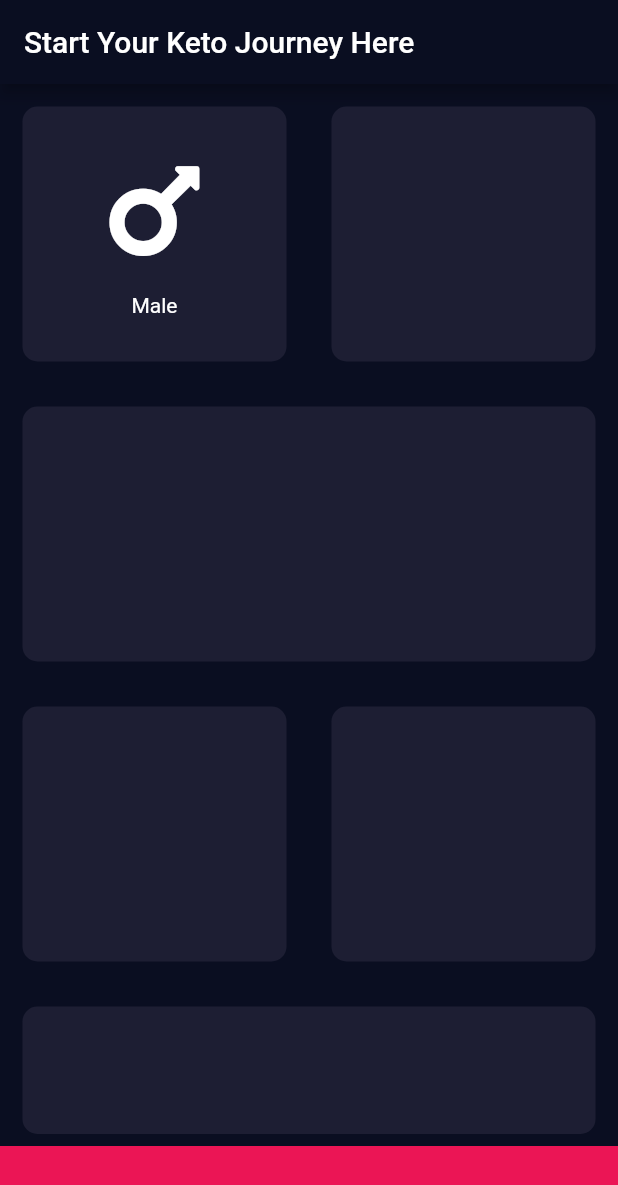
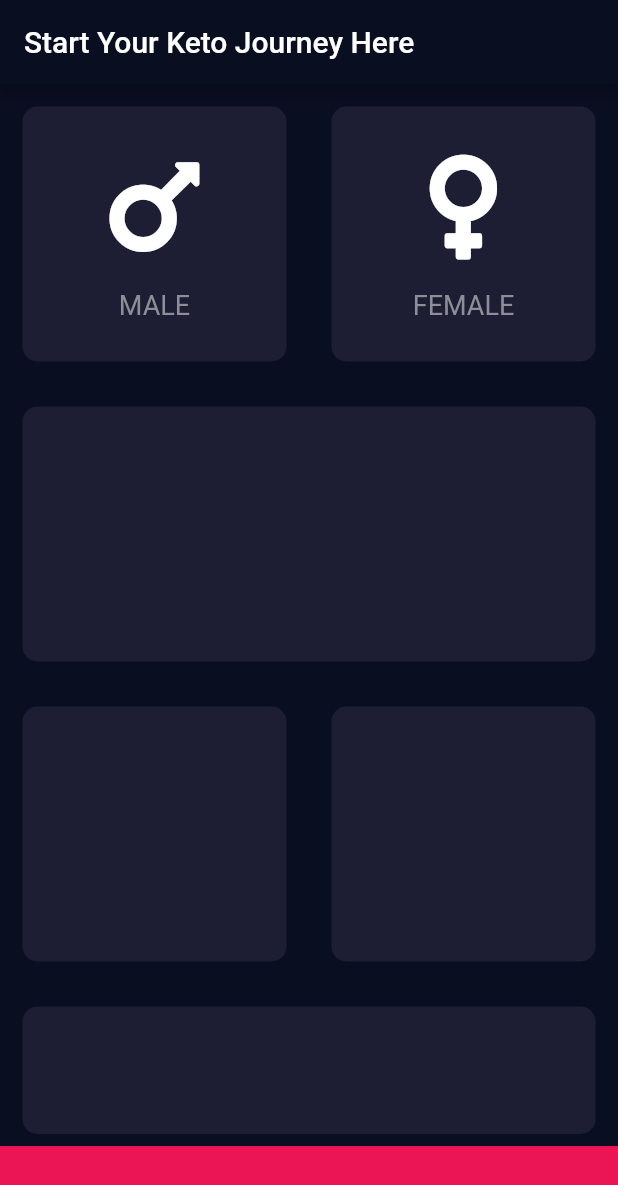
Before and after one commit to RahmsMusti/start_keto, a Flutter app: the screen it shows after launch, on a phone screen of 412 x 824 dp. Shown: the top 1185 px of the screen. Run offline on Flutter 3.47's test engine with Material 2 defaults, Android fonts, the light colour scheme and no system bars; our stand-ins replace font_awesome_flutter.

Commit message:
Icon content & reusable card made
Icon content & reusable card widgets made and refactored in to individual dart files

```diff
--- /dev/null
+++ b/lib/icon_content.dart
@@ -0,0 +1,33 @@
+import 'package:flutter/material.dart';
+
+const contentNameTextStyle = TextStyle(
+  fontSize: 18.0,
+  color: Color(0xFF8D8E98),
+);
+
+class IconContent extends StatelessWidget {
+  IconContent({@required this.contentName, this.icon});
+
+  final String contentName;
+  final IconData icon;
+
+  @override
+  Widget build(BuildContext context) {
+    return Column(
+      mainAxisAlignment: MainAxisAlignment.center,
+      children: [
+        Icon(
+          icon,
+          size: 80.0,
+        ),
+        SizedBox(
+          height: 15.0,
+        ),
+        Text(
+          contentName,
+          style: contentNameTextStyle,
+        )
+      ],
+    );
+  }
+}
--- a/lib/input_page.dart
+++ b/lib/input_page.dart
@@ -1,6 +1,8 @@
 import 'package:flutter/cupertino.dart';
 import 'package:flutter/material.dart';
 import 'package:font_awesome_flutter/font_awesome_flutter.dart';
+import 'package:start_keto/icon_content.dart';
+import 'package:start_keto/reusable_card.dart';
 
 const bottomContainerHeight = 60.0;
 const activeCardColour = Color(0xFF1D1E33);
@@ -28,20 +30,9 @@ class _InputPageState extends State<InputPage> {
                     children: [
                       Expanded(
                         child: ReusableCard(
-                            cardChild: Column(
-                              mainAxisAlignment: MainAxisAlignment.center,
-                              children: [
-                                Icon(
-                                  FontAwesomeIcons.mars,
-                                  size: 80.0,
-                                ),
-                                SizedBox(
-                                  height: 15.0,
-                                ),
-                                Text(
-                                  'Male',
-                                )
-                              ],
+                          cardChild: IconContent(
+                            contentName: 'MALE',
+                            icon: FontAwesomeIcons.mars,
                           ),
                           colour: activeCardColour,
                           height: 170.0,
@@ -49,9 +40,14 @@ class _InputPageState extends State<InputPage> {
                       ),
                       Expanded(
                         child: ReusableCard(
+                          cardChild: IconContent(
+                            contentName: 'FEMALE',
+                            icon: FontAwesomeIcons.venus,
+                          ),
                           colour: activeCardColour,
                           height: 170.0,
-                        )),
+                        ),
+                      ),
                     ],
                   ),
                 ),
@@ -59,7 +55,8 @@ class _InputPageState extends State<InputPage> {
                   child: ReusableCard(
                     colour: activeCardColour,
                     height: 170.0,
-                  )),
+                  ),
+                ),
                 Expanded(
                   child: Row(
                     children: [
@@ -91,26 +88,6 @@ class _InputPageState extends State<InputPage> {
             height: bottomContainerHeight,
           ),
         ],
-        ));
-  }
-}
-
-class ReusableCard extends StatelessWidget {
-  ReusableCard({@required this.colour, this.height, this.cardChild});
-
-  final Color colour;
-  final double height;
-  final Widget cardChild;
-
-  @override
-  Widget build(BuildContext context) {
-    return Container(
-      child: cardChild,
-      margin: EdgeInsets.all(15.0),
-      height: height,
-      decoration: BoxDecoration(
-        color: colour,
-        borderRadius: BorderRadius.circular(10.0),
       ),
     );
   }
--- /dev/null
+++ b/lib/reusable_card.dart
@@ -0,0 +1,22 @@
+import 'package:flutter/material.dart';
+
+class ReusableCard extends StatelessWidget {
+  ReusableCard({@required this.colour, this.height, this.cardChild});
+
+  final Color colour;
+  final double height;
+  final Widget cardChild;
+
+  @override
+  Widget build(BuildContext context) {
+    return Container(
+      child: cardChild,
+      margin: EdgeInsets.all(15.0),
+      height: height,
+      decoration: BoxDecoration(
+        color: colour,
+        borderRadius: BorderRadius.circular(10.0),
+      ),
+    );
+  }
+}
```
Lines whose indentation alone changed are shown as unchanged.
